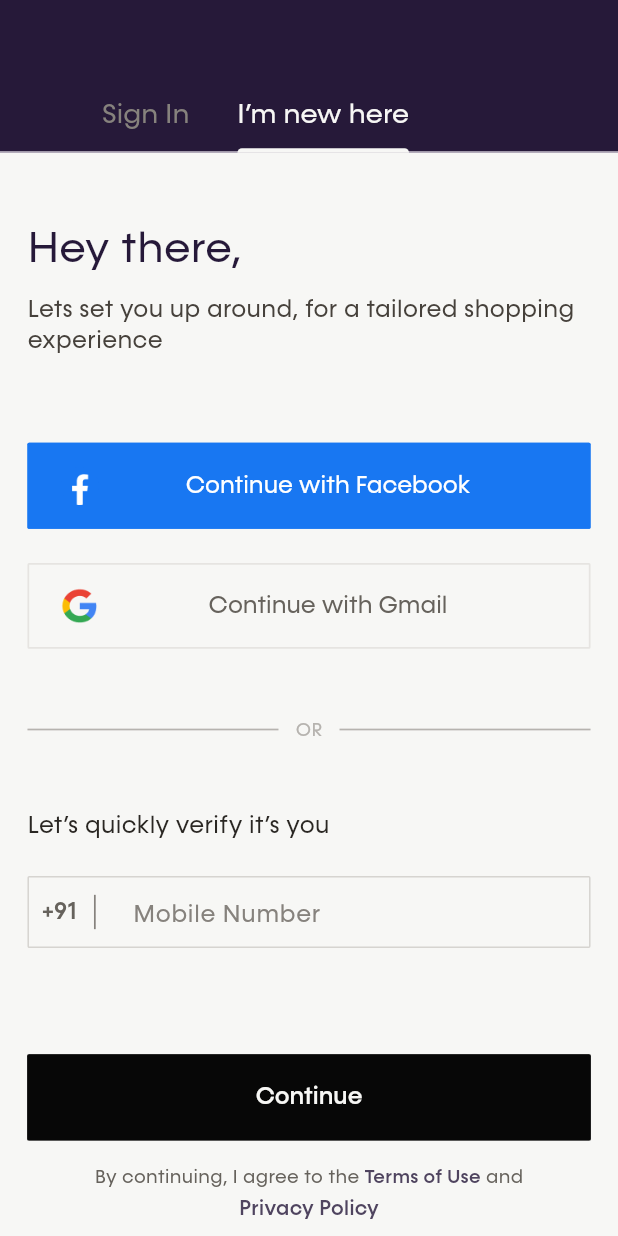
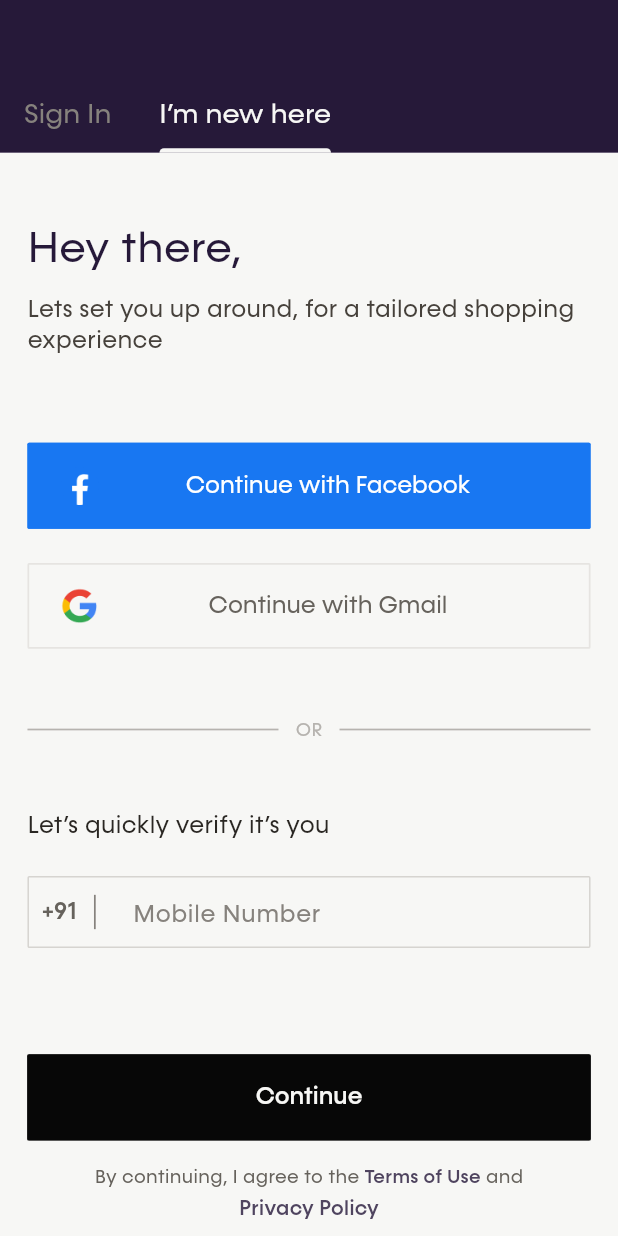
Before and after one commit to LaFetch2026/Lf_Application_Production, a Flutter app: the screen it shows after launch, after a tap on "Create Account", on a phone screen of 412 x 824 dp. Run offline on Flutter 3.47's test engine with Material 3 defaults, Android fonts, the phone set to English and light mode, and no system bars; our stand-ins replace app_links, cached_network_image, device_info_plus, dropdown_button2, firebase_analytics, firebase_core and 17 more; missing offline and left inert: add_to_cart_animation, carousel_slider_plus, fl_downloader, flutter_background_service, flutter_facebook_auth, flutter_polyline_points and 5 more; accounts and stored records are empty; network calls fail.

Commit message:
solved tabbar issue

```diff
--- a/lib/screens/catalog/productlistscreen.dart
+++ b/lib/screens/catalog/productlistscreen.dart
@@ -100,8 +100,10 @@ class ProductListScreenState extends State<ProductListScreen> {
                 child: TabBar(
                     isScrollable: true,
                     indicatorColor: btnTextColor,
+                    tabAlignment: TabAlignment.start,
                     unselectedLabelColor: textHintColor,
                     labelColor: btnTextColor,
+                    dividerColor: Colors.transparent,
                     onTap: (index) async {
                       categoryId = widget.idList[index];
                       if (index == 0) {
--- a/lib/screens/catalog/women_catalog.dart
+++ b/lib/screens/catalog/women_catalog.dart
@@ -185,7 +185,7 @@ class WomenCatalogScreenState extends State<WomenCatalogScreen> {
                                                                       "",
                                                                   color:
                                                                       whiteColor,
-                                                                  fontSize: 16,
+                                                                  fontSize: 14,
                                                                   fontFamily:
                                                                       "Franklin Gothic Regular",
                                                                   fontWeight:
--- a/lib/screens/catalogscreen.dart
+++ b/lib/screens/catalogscreen.dart
@@ -62,6 +62,7 @@ class CatalogScreenState extends State<CatalogScreen> {
                     isScrollable: false,
                     physics: const NeverScrollableScrollPhysics(),
                     indicatorColor: btnTextColor,
+                    dividerColor: Colors.transparent,
                     unselectedLabelColor: textHintColor,
                     labelColor: btnTextColor,
                     onTap: (value) async {
--- a/lib/screens/homescreen.dart
+++ b/lib/screens/homescreen.dart
@@ -297,6 +297,7 @@ class HomeScreenState extends State<HomeScreen> {
                     alignment: Alignment.topCenter,
                     child: TabBar(
                         isScrollable: false,
+                        dividerColor: Colors.transparent,
                         indicatorColor: btnTextColor,
                         unselectedLabelColor: textHintColor,
                         labelColor: btnTextColor,
--- a/lib/screens/loginscreen.dart
+++ b/lib/screens/loginscreen.dart
@@ -150,6 +150,8 @@ class LoginScreenState extends State<LoginScreen> {
                         indicatorColor: whiteTextColor,
                         unselectedLabelColor: textHintColor,
                         labelColor: whiteBorderColor,
+                        tabAlignment: TabAlignment.start,
+                        dividerColor: Colors.transparent,
                         indicatorSize: TabBarIndicatorSize.label,
                         indicatorWeight: 2,
                         tabs: [
```
Also changed, not shown: lib/screens/catalog/productlist/viewproduct.dart (+7 -7 lines).
